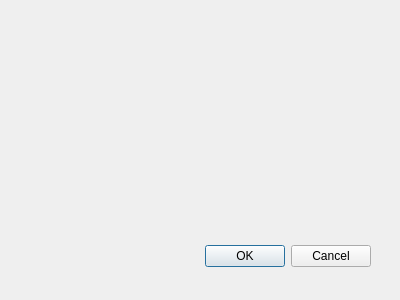
cameronhawtin/Animal-Farm-cuACS, file guitest/addanimal.ui: the form before one commit.
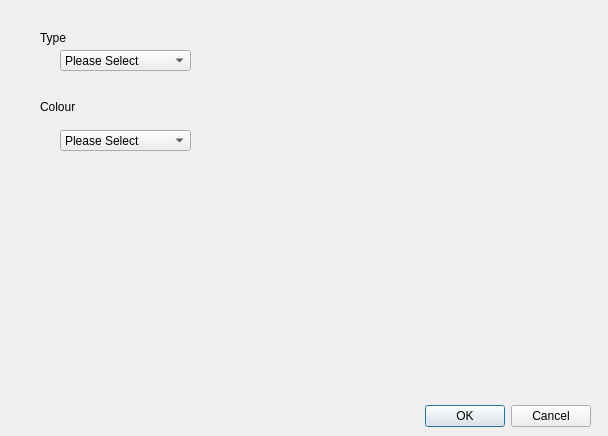
The form after the commit.

Commit message: combo box 2

```diff
--- a/guitest/addanimal.ui
+++ b/guitest/addanimal.ui
@@ -8,8 +8,8 @@
    <rect>
     <x>0</x>
     <y>0</y>
-    <width>400</width>
-    <height>300</height>
+    <width>608</width>
+    <height>436</height>
    </rect>
   </property>
   <property name="windowTitle">
@@ -18,8 +18,8 @@
   <widget name="buttonBox" class="QDialogButtonBox">
    <property name="geometry">
     <rect>
-     <x>30</x>
-     <y>240</y>
+     <x>250</x>
+     <y>400</y>
      <width>341</width>
      <height>32</height>
     </rect>
@@ -31,6 +31,92 @@
     <set>QDialogButtonBox::Cancel|QDialogButtonBox::Ok</set>
    </property>
   </widget>
+  <widget class="QComboBox" name="typeComboBox">
+   <property name="geometry">
+    <rect>
+     <x>60</x>
+     <y>50</y>
+     <width>131</width>
+     <height>21</height>
+    </rect>
+   </property>
+   <item>
+    <property name="text">
+     <string>Please Select</string>
+    </property>
+   </item>
+   <item>
+    <property name="text">
+     <string>Cat</string>
+    </property>
+   </item>
+   <item>
+    <property name="text">
+     <string>Dog</string>
+    </property>
+   </item>
+   <item>
+    <property name="text">
+     <string>Giraffe</string>
+    </property>
+   </item>
+  </widget>
+  <widget class="QLabel" name="typeLabel">
+   <property name="geometry">
+    <rect>
+     <x>40</x>
+     <y>30</y>
+     <width>51</width>
+     <height>16</height>
+    </rect>
+   </property>
+   <property name="text">
+    <string>Type</string>
+   </property>
+  </widget>
+  <widget class="QLabel" name="colourLabel">
+   <property name="geometry">
+    <rect>
+     <x>40</x>
+     <y>100</y>
+     <width>47</width>
+     <height>13</height>
+    </rect>
+   </property>
+   <property name="text">
+    <string>Colour</string>
+   </property>
+  </widget>
+  <widget class="QComboBox" name="colourComboBox">
+   <property name="geometry">
+    <rect>
+     <x>60</x>
+     <y>130</y>
+     <width>131</width>
+     <height>21</height>
+    </rect>
+   </property>
+   <item>
+    <property name="text">
+     <string>Please Select</string>
+    </property>
+   </item>
+   <item>
+    <property name="text">
+     <string>Red</string>
+    </property>
+   </item>
+   <item>
+    <property name="text">
+     <string>Green</string>
+    </property>
+   </item>
+   <item>
+    <property name="text">
+     <string>Blue</string>
+    </property>
+   </item>
+  </widget>
  </widget>
  <pixmapfunction/>
  <resources/>
```
Left out of the diff: 9 changed lines with no effect on the pictures. The commit also changes 37 other files.
